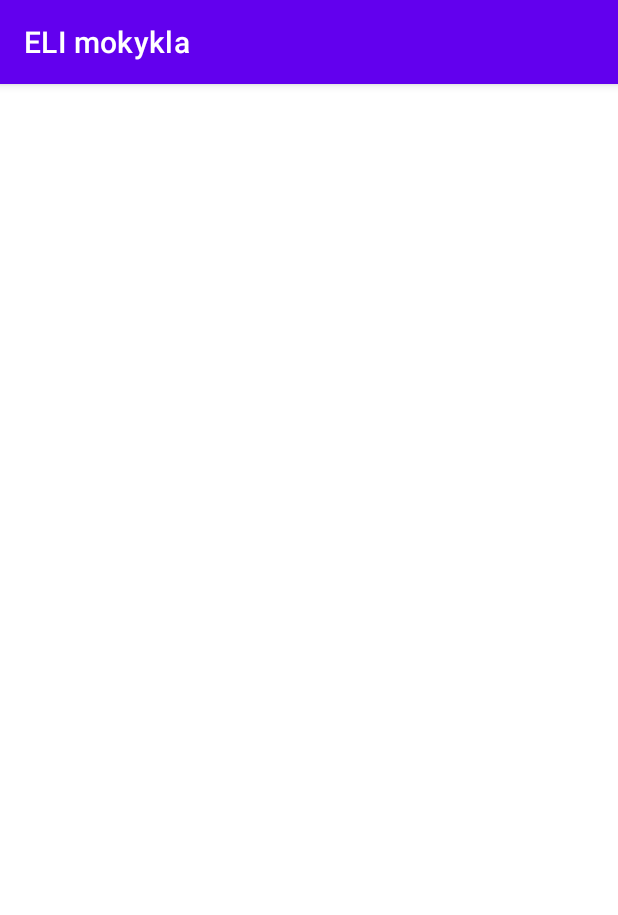
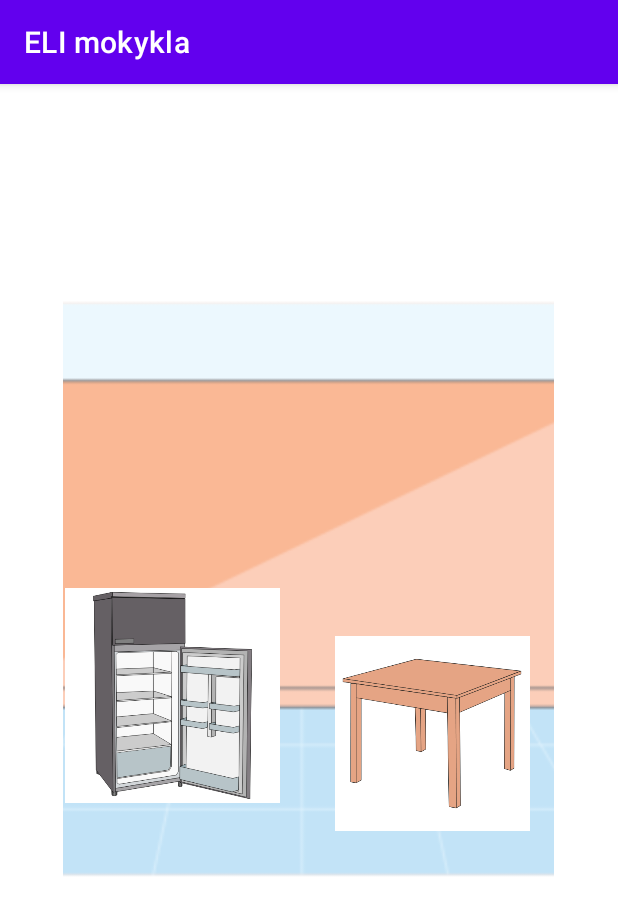
Before and after one commit to angelinabriciene/ELI_mokykla, an Android app: the GameRoomsActivity screen opened directly, with no data from a screen before it, on a phone screen of 412 x 824 dp. Shown: the top 915 px of the screen. Run offline under Robolectric (Android 15) with nearby library versions, the phone set to English and light mode, and no system bars.

Commit message:
Game room prototype

```diff
--- a/app/src/main/java/com/example/elijahschool/GameActivity.java
+++ b/app/src/main/java/com/example/elijahschool/GameActivity.java
@@ -20,7 +20,6 @@ public class GameActivity extends AppCompatActivity {
         game1.setOnClickListener(new View.OnClickListener() {
             @Override
             public void onClick(View v) {
-                // Start Game 1 activity
                 Intent intent = new Intent(GameActivity.this, GameRoomsActivity.class);
                 startActivity(intent);
             }
@@ -29,7 +28,6 @@ public class GameActivity extends AppCompatActivity {
         game2.setOnClickListener(new View.OnClickListener() {
             @Override
             public void onClick(View v) {
-                // Start Game 2 activity
                 Intent intent = new Intent(GameActivity.this, GameLettersActivity.class);
                 startActivity(intent);
             }
@@ -38,7 +36,6 @@ public class GameActivity extends AppCompatActivity {
         game3.setOnClickListener(new View.OnClickListener() {
             @Override
             public void onClick(View v) {
-                // Start Game 3 activity
                 Intent intent = new Intent(GameActivity.this, GameNumbersActivity.class);
                 startActivity(intent);
             }
--- a/app/src/main/res/layout/activity_game_rooms.xml
+++ b/app/src/main/res/layout/activity_game_rooms.xml
@@ -1,14 +1,44 @@
 <?xml version="1.0" encoding="utf-8"?>
-<androidx.constraintlayout.widget.ConstraintLayout xmlns:android="http://schemas.android.com/apk/res/android"
-    android:layout_width="match_parent"
-    android:layout_height="match_parent">
+    <androidx.constraintlayout.widget.ConstraintLayout xmlns:android="http://schemas.android.com/apk/res/android"
+        xmlns:app="http://schemas.android.com/apk/res-auto"
+        xmlns:tools="http://schemas.android.com/tools"
+        android:layout_width="match_parent"
+        android:layout_height="match_parent">
 
-    <LinearLayout xmlns:android="http://schemas.android.com/apk/res/android"
-        android:layout_width="match_parent"
-        android:layout_height="match_parent"
-        android:orientation="vertical"
-        android:gravity="center">
+    <ImageView
+        android:id="@+id/room_image"
+        android:layout_width="327dp"
+        android:layout_height="678dp"
+        android:contentDescription="Room Image"
+        android:scaleType="centerCrop"
+        android:src="@drawable/virtuve"
+        app:layout_constraintBottom_toBottomOf="parent"
+        app:layout_constraintEnd_toEndOf="parent"
+        app:layout_constraintHorizontal_bias="0.496"
+        app:layout_constraintStart_toStartOf="parent"
+        app:layout_constraintTop_toTopOf="parent"
+        app:layout_constraintVertical_bias="0.273" />
 
-    </LinearLayout>
+    <ImageView
+        android:id="@+id/item_fridge"
+        android:layout_width="150dp"
+        android:layout_height="143dp"
+        android:layout_marginStart="40dp"
+        android:layout_marginTop="336dp"
+        android:contentDescription="Fridge"
+        android:src="@drawable/saldytuvas"
+        app:layout_constraintStart_toStartOf="parent"
+        app:layout_constraintTop_toTopOf="parent" />
+
+    <ImageView
+        android:id="@+id/item_table"
+        android:layout_width="160dp"
+        android:layout_height="130dp"
+        android:layout_marginStart="208dp"
+        android:layout_marginTop="368dp"
+        android:contentDescription="Table"
+        android:src="@drawable/stalas"
+        app:layout_constraintStart_toStartOf="parent"
+        app:layout_constraintTop_toTopOf="parent" />
 
 </androidx.constraintlayout.widget.ConstraintLayout>
```
Also changed, not shown: app/src/main/java/com/example/elijahschool/GameRoomsActivity.java (+61 -0 lines), app/src/main/res/layout/activity_game.xml (+31 -4 lines), app/src/main/res/drawable/keptuve.png (added), app/src/main/res/drawable/kriaukle.png (added), app/src/main/res/drawable/lekstes.png (added), app/src/main/res/drawable/puodas.png (added), app/src/main/res/drawable/saldytuvas.png (added), app/src/main/res/drawable/spintele.png (added), app/src/main/res/drawable/stalas.png (added), app/src/main/res/drawable/virtuve.png (added), app/src/main/res/drawable/virykle.png (added).
